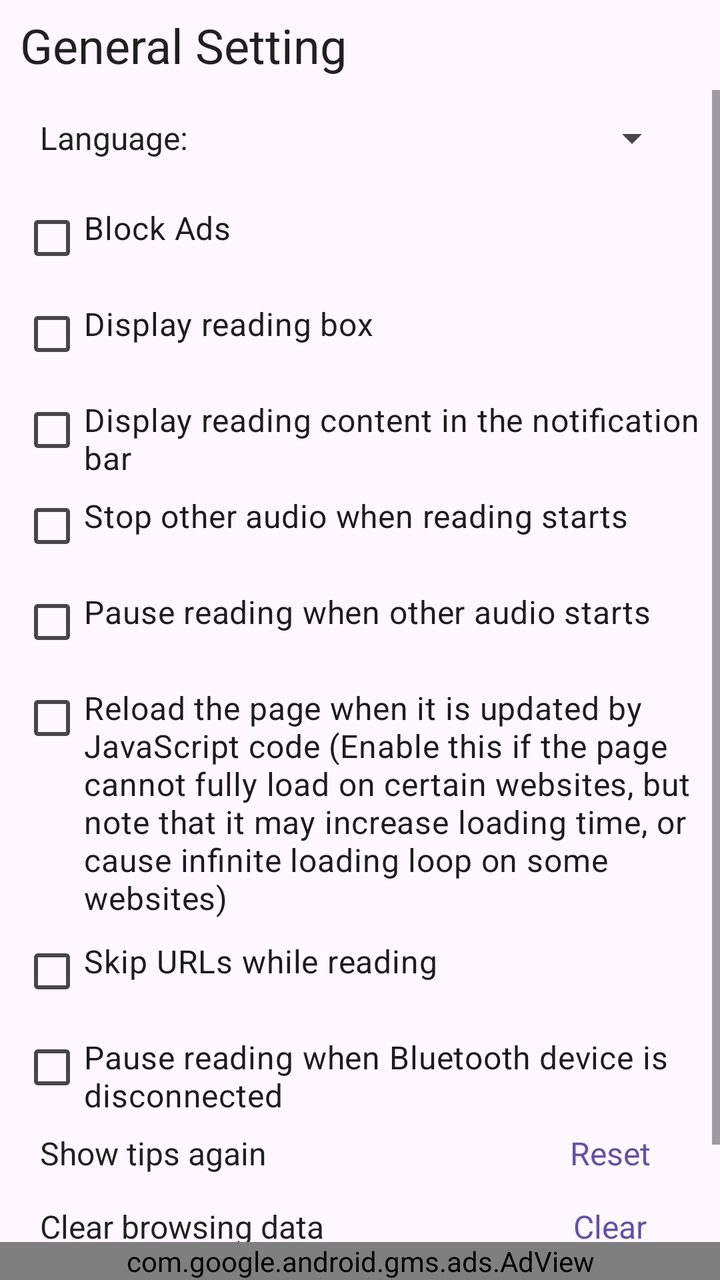
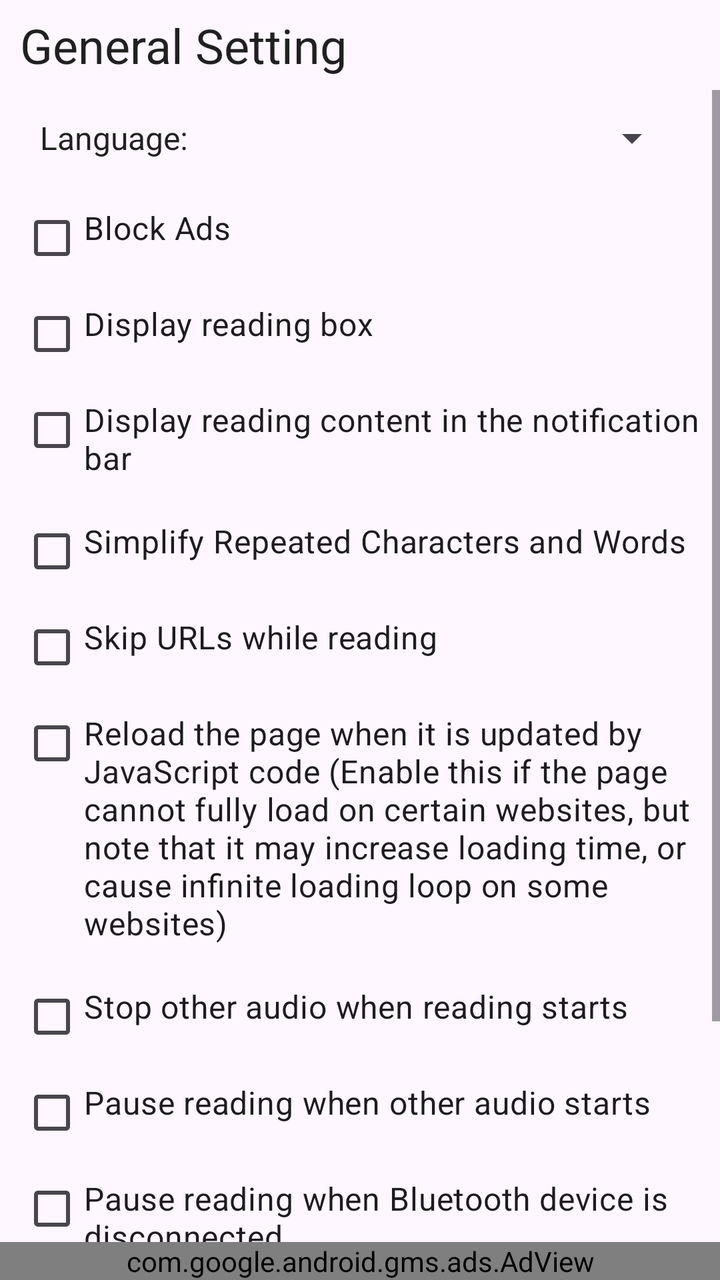

Compare the two renders of this Android layout. The source of the first and the diff that turns it into the second are given below.
<!-- AndroidManifest.xml: application theme Theme.MyApplication -->
<!-- res/layout/activity_general_setting.xml -->
<?xml version="1.0" encoding="utf-8"?>
<androidx.constraintlayout.widget.ConstraintLayout xmlns:android="http://schemas.android.com/apk/res/android"
    xmlns:app="http://schemas.android.com/apk/res-auto"
    xmlns:tools="http://schemas.android.com/tools"
    android:id="@+id/main"
    android:layout_width="match_parent"
    android:layout_height="match_parent"
    tools:context="com.blueberryjoy.reader.settings.GeneralSetting">

    <TextView
        android:id="@+id/textView"
        android:layout_width="wrap_content"
        android:layout_height="45dp"
        android:gravity="center_vertical"
        android:paddingStart="10dp"
        android:paddingEnd="10dp"
        android:text="@string/title_general_setting"
        android:textColor="@color/primary_text"
        android:textSize="24sp"
        app:layout_constraintStart_toStartOf="parent"
        app:layout_constraintTop_toTopOf="parent" />


    <ScrollView
        android:id="@+id/scrollView"
        android:layout_width="match_parent"
        android:layout_height="0dp"
        app:layout_constraintBottom_toTopOf="@+id/adView"
        app:layout_constraintEnd_toEndOf="parent"
        app:layout_constraintStart_toStartOf="parent"
        app:layout_constraintTop_toBottomOf="@+id/textView">

        <LinearLayout
            android:layout_width="match_parent"
            android:layout_height="wrap_content"
            android:orientation="vertical">

            <LinearLayout
                android:layout_width="match_parent"
                android:layout_height="48dp"
                android:layout_marginStart="20dp"
                android:layout_marginEnd="20dp"
                android:layout_marginBottom="10dp"
                android:orientation="horizontal">

                <TextView
                    android:layout_width="50dp"
                    android:layout_height="48dp"
                    android:layout_weight="1"
                    android:gravity="center_vertical"
                    android:text="@string/general_setting_text_language"
                    android:textColor="@color/primary_text"
                    android:textSize="16sp" />

                <Spinner
                    android:id="@+id/lang"
                    android:layout_width="50dp"
                    android:layout_height="48dp"
                    android:layout_weight="1"
                    android:gravity="center_vertical"
                    android:popupBackground="@color/url_background" />
            </LinearLayout>

            <CheckBox
                android:id="@+id/blockAds"
                android:layout_width="match_parent"
                android:layout_height="wrap_content"
                android:layout_gravity="center_horizontal"
                android:layout_marginStart="10dp"
                android:layout_marginEnd="10dp"
                android:gravity="top"
                android:text="@string/general_setting_block_ads"
                android:textSize="16sp" />

            <CheckBox
                android:id="@+id/readingBox"
                android:layout_width="match_parent"
                android:layout_height="48dp"
                android:layout_gravity="center_horizontal"
                android:layout_marginStart="10dp"
                android:layout_marginEnd="10dp"
                android:gravity="top"
                android:text="@string/general_setting_text_display_reading_box"
                android:textSize="16sp" />

            <CheckBox
                android:id="@+id/notification"
                android:layout_width="match_parent"
                android:layout_height="48dp"
                android:layout_gravity="center_horizontal"
                android:layout_marginStart="10dp"
                android:layout_marginEnd="10dp"
                android:gravity="top"
                android:text="@string/general_setting_text_display_reading_content_in_the_notification_bar"
                android:textSize="16sp" />

            <CheckBox
                android:id="@+id/requireAudioFocus"
                android:layout_width="match_parent"
                android:layout_height="48dp"
                android:layout_gravity="center_horizontal"
                android:layout_marginStart="10dp"
                android:layout_marginEnd="10dp"
                android:gravity="top"
                android:text="@string/general_setting_text_require_focus_when_play"
                android:textSize="16sp" />

            <CheckBox
                android:id="@+id/audioFocusChanged"
                android:layout_width="match_parent"
                android:layout_height="48dp"
                android:layout_gravity="center_horizontal"
                android:layout_marginStart="10dp"
                android:layout_marginEnd="10dp"
                android:gravity="top"
                android:text="@string/general_setting_text_stop_when_focus_change"
                android:textSize="16sp" />

            <CheckBox
                android:id="@+id/reloadAfterJS"
                android:layout_width="match_parent"
                android:layout_height="wrap_content"
                android:layout_gravity="center_horizontal"
                android:layout_marginStart="10dp"
                android:layout_marginEnd="10dp"
                android:layout_marginBottom="10dp"
                android:gravity="top"
                android:text="@string/general_setting_text_reload_on_JS"
                android:textSize="16sp" />

            <CheckBox
                android:id="@+id/skipURL"
                android:layout_width="match_parent"
                android:layout_height="wrap_content"
                android:layout_gravity="center_horizontal"
                android:layout_marginStart="10dp"
                android:layout_marginEnd="10dp"
                android:gravity="top"
                android:text="@string/general_setting_skip_url"
                android:textSize="16sp" />

            <CheckBox
                android:id="@+id/stopAfterBTDisc"
                android:layout_width="match_parent"
                android:layout_height="wrap_content"
                android:layout_gravity="center_horizontal"
                android:layout_marginStart="10dp"
                android:layout_marginEnd="10dp"
                android:layout_marginBottom="0dp"
                android:gravity="top"
                android:text="@string/general_setting_text_stop_after_BT"
                android:textSize="16sp" />

            <LinearLayout
                android:layout_width="match_parent"
                android:layout_height="wrap_content"
                android:layout_marginStart="20dp"
                android:layout_marginEnd="20dp"
                android:layout_marginBottom="15dp"
                android:gravity="center_vertical"
                android:orientation="horizontal">

                <TextView
                    android:layout_width="0dp"
                    android:layout_height="wrap_content"
                    android:layout_weight="1"
                    android:text="@string/general_setting_reset_tips"
                    android:textColor="@color/primary_text"
                    android:textSize="16sp" />

                <TextView
                    android:id="@+id/resetTips"
                    android:layout_width="wrap_content"
                    android:layout_height="wrap_content"
                    android:background="?attr/selectableItemBackground"
                    android:clickable="true"
                    android:focusable="true"
                    android:gravity="center"
                    android:minWidth="70dp"
                    android:paddingStart="12dp"
                    android:paddingEnd="12dp"
                    android:text="@string/general_setting_reset"
                    android:textColor="?attr/colorPrimary"
                    android:textSize="16sp" />

            </LinearLayout>

            <LinearLayout
                android:layout_width="match_parent"
                android:layout_height="wrap_content"
                android:layout_marginStart="20dp"
                android:layout_marginEnd="20dp"
                android:layout_marginBottom="50dp"
                android:gravity="center_vertical"
                android:orientation="horizontal">

                <TextView
                    android:layout_width="0dp"
                    android:layout_height="wrap_content"
                    android:layout_weight="1"
                    android:text="@string/general_setting_clear_browsing_data"
                    android:textColor="@color/primary_text"
                    android:textSize="16sp" />

                <TextView
                    android:id="@+id/clearBrowsingData"
                    android:layout_width="wrap_content"
                    android:layout_height="wrap_content"
                    android:background="?attr/selectableItemBackground"
                    android:clickable="true"
                    android:focusable="true"
                    android:gravity="center"
                    android:minWidth="70dp"
                    android:paddingStart="12dp"
                    android:paddingEnd="12dp"
                    android:text="@string/general_setting_clear"
                    android:textColor="?attr/colorPrimary"
                    android:textSize="16sp" />

            </LinearLayout>
        </LinearLayout>
    </ScrollView>

    <com.google.android.gms.ads.AdView xmlns:ads="http://schemas.android.com/apk/res-auto"
        android:id="@+id/adView"
        android:layout_width="match_parent"
        android:layout_height="wrap_content"
        ads:adSize="BANNER"
        ads:adUnitId="ca-app-pub-3372495913831712/6976630016"
        app:layout_constraintBottom_toBottomOf="parent"
        app:layout_constraintStart_toStartOf="parent" />

</androidx.constraintlayout.widget.ConstraintLayout>
<!-- resources referenced by this layout -->
<resources>
  <color name="primary_text">#DE000000</color>
  <color name="url_background">#FFFFFFFF</color>
  <string name="general_setting_block_ads">Block Ads</string>
  <string name="general_setting_clear">Clear</string>
  <string name="general_setting_clear_browsing_data">Clear browsing data</string>
  <string name="general_setting_reset">Reset</string>
  <string name="general_setting_reset_tips">Show tips again</string>
  <string name="general_setting_skip_url">Skip URLs while reading</string>
  <string name="general_setting_text_display_reading_box">Display reading box</string>
  <string name="general_setting_text_display_reading_content_in_the_notification_bar">Display reading content in the notification bar</string>
  <string name="general_setting_text_language">Language:</string>
  <string name="general_setting_text_reload_on_JS">Reload the page when it is updated by JavaScript code (Enable this if the page cannot fully load on certain websites, but note that it may increase loading time, or cause infinite loading loop on some websites)</string>
  <string name="general_setting_text_require_focus_when_play">Stop other audio when reading starts</string>
  <string name="general_setting_text_stop_after_BT">Pause reading when Bluetooth device is disconnected</string>
  <string name="general_setting_text_stop_when_focus_change">Pause reading when other audio starts</string>
  <string name="title_general_setting">General Setting</string>
  <style name="Theme.MyApplication" parent="Theme.Material3.DayNight.NoActionBar">
          
      </style>
</resources>

<!-- the commit's change to res/layout/activity_general_setting.xml (unified diff, before → after) -->
@@ -69,85 +69,103 @@
                 android:layout_marginStart="10dp"
                 android:layout_marginEnd="10dp"
                 android:gravity="top"
+                android:paddingBottom="20dp"
                 android:text="@string/general_setting_block_ads"
                 android:textSize="16sp" />
 
             <CheckBox
                 android:id="@+id/readingBox"
                 android:layout_width="match_parent"
-                android:layout_height="48dp"
-                android:layout_gravity="center_horizontal"
-                android:layout_marginStart="10dp"
-                android:layout_marginEnd="10dp"
-                android:gravity="top"
+                android:layout_height="wrap_content"
+                android:layout_gravity="center_horizontal"
+                android:layout_marginStart="10dp"
+                android:layout_marginEnd="10dp"
+                android:gravity="top"
+                android:paddingBottom="20dp"
                 android:text="@string/general_setting_text_display_reading_box"
                 android:textSize="16sp" />
 
             <CheckBox
                 android:id="@+id/notification"
                 android:layout_width="match_parent"
-                android:layout_height="48dp"
-                android:layout_gravity="center_horizontal"
-                android:layout_marginStart="10dp"
-                android:layout_marginEnd="10dp"
-                android:gravity="top"
+                android:layout_height="wrap_content"
+                android:layout_gravity="center_horizontal"
+                android:layout_marginStart="10dp"
+                android:layout_marginEnd="10dp"
+                android:gravity="top"
+                android:paddingBottom="20dp"
                 android:text="@string/general_setting_text_display_reading_content_in_the_notification_bar"
                 android:textSize="16sp" />
 
             <CheckBox
+                android:id="@+id/reduceRepeatText"
+                android:layout_width="match_parent"
+                android:layout_height="wrap_content"
+                android:layout_gravity="center_horizontal"
+                android:layout_marginStart="10dp"
+                android:layout_marginEnd="10dp"
+                android:gravity="top"
+                android:paddingBottom="20dp"
+                android:text="@string/reduce_repeat_text"
+                android:textSize="16sp" />
+
+            <CheckBox
+                android:id="@+id/skipURL"
+                android:layout_width="match_parent"
+                android:layout_height="wrap_content"
+                android:layout_gravity="center_horizontal"
+                android:layout_marginStart="10dp"
+                android:layout_marginEnd="10dp"
+                android:gravity="top"
+                android:paddingBottom="20dp"
+                android:text="@string/general_setting_skip_url"
+                android:textSize="16sp" />
+
+            <CheckBox
+                android:id="@+id/reloadAfterJS"
+                android:layout_width="match_parent"
+                android:layout_height="wrap_content"
+                android:layout_gravity="center_horizontal"
+                android:layout_marginStart="10dp"
+                android:layout_marginEnd="10dp"
+                android:gravity="top"
+                android:paddingBottom="20dp"
+                android:text="@string/general_setting_text_reload_on_JS"
+                android:textSize="16sp" />
+
+            <CheckBox
                 android:id="@+id/requireAudioFocus"
                 android:layout_width="match_parent"
-                android:layout_height="48dp"
-                android:layout_gravity="center_horizontal"
-                android:layout_marginStart="10dp"
-                android:layout_marginEnd="10dp"
-                android:gravity="top"
+                android:layout_height="wrap_content"
+                android:layout_gravity="center_horizontal"
+                android:layout_marginStart="10dp"
+                android:layout_marginEnd="10dp"
+                android:gravity="top"
+                android:paddingBottom="20dp"
                 android:text="@string/general_setting_text_require_focus_when_play"
                 android:textSize="16sp" />
 
             <CheckBox
                 android:id="@+id/audioFocusChanged"
                 android:layout_width="match_parent"
-                android:layout_height="48dp"
-                android:layout_gravity="center_horizontal"
-                android:layout_marginStart="10dp"
-                android:layout_marginEnd="10dp"
-                android:gravity="top"
+                android:layout_height="wrap_content"
+                android:layout_gravity="center_horizontal"
+                android:layout_marginStart="10dp"
+                android:layout_marginEnd="10dp"
+                android:gravity="top"
+                android:paddingBottom="20dp"
                 android:text="@string/general_setting_text_stop_when_focus_change"
                 android:textSize="16sp" />
 
             <CheckBox
-                android:id="@+id/reloadAfterJS"
-                android:layout_width="match_parent"
-                android:layout_height="wrap_content"
-                android:layout_gravity="center_horizontal"
-                android:layout_marginStart="10dp"
-                android:layout_marginEnd="10dp"
-                android:layout_marginBottom="10dp"
-                android:gravity="top"
-                android:text="@string/general_setting_text_reload_on_JS"
-                android:textSize="16sp" />
-
-            <CheckBox
-                android:id="@+id/skipURL"
-                android:layout_width="match_parent"
-                android:layout_height="wrap_content"
-                android:layout_gravity="center_horizontal"
-                android:layout_marginStart="10dp"
-                android:layout_marginEnd="10dp"
-                android:gravity="top"
-                android:text="@string/general_setting_skip_url"
-                android:textSize="16sp" />
-
-            <CheckBox
                 android:id="@+id/stopAfterBTDisc"
                 android:layout_width="match_parent"
                 android:layout_height="wrap_content"
                 android:layout_gravity="center_horizontal"
                 android:layout_marginStart="10dp"
                 android:layout_marginEnd="10dp"
-                android:layout_marginBottom="0dp"
-                android:gravity="top"
+                android:gravity="top"
+                android:paddingBottom="20dp"
                 android:text="@string/general_setting_text_stop_after_BT"
                 android:textSize="16sp" />
 
<!-- resource entries referenced after the edit -->
@@ -15,6 +15,7 @@
   <string name="general_setting_text_require_focus_when_play">Stop other audio when reading starts</string>
   <string name="general_setting_text_stop_after_BT">Pause reading when Bluetooth device is disconnected</string>
   <string name="general_setting_text_stop_when_focus_change">Pause reading when other audio starts</string>
+  <string name="reduce_repeat_text">Simplify Repeated Characters and Words</string>
   <string name="title_general_setting">General Setting</string>
   <style name="Theme.MyApplication" parent="Theme.Material3.DayNight.NoActionBar">
           
